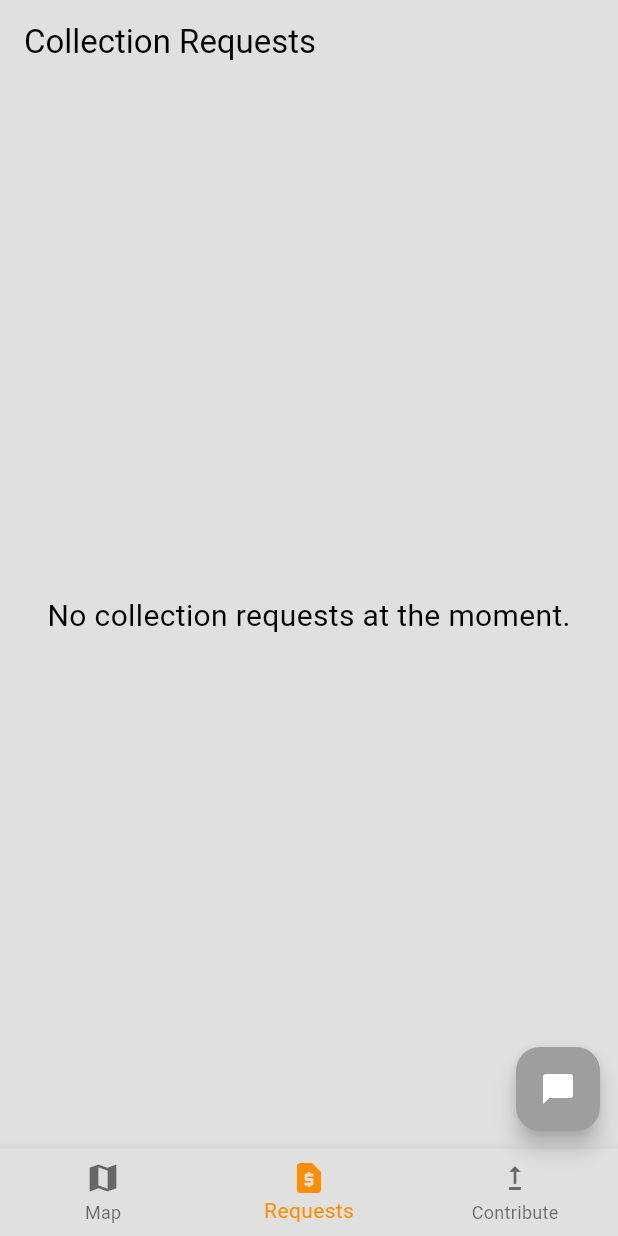
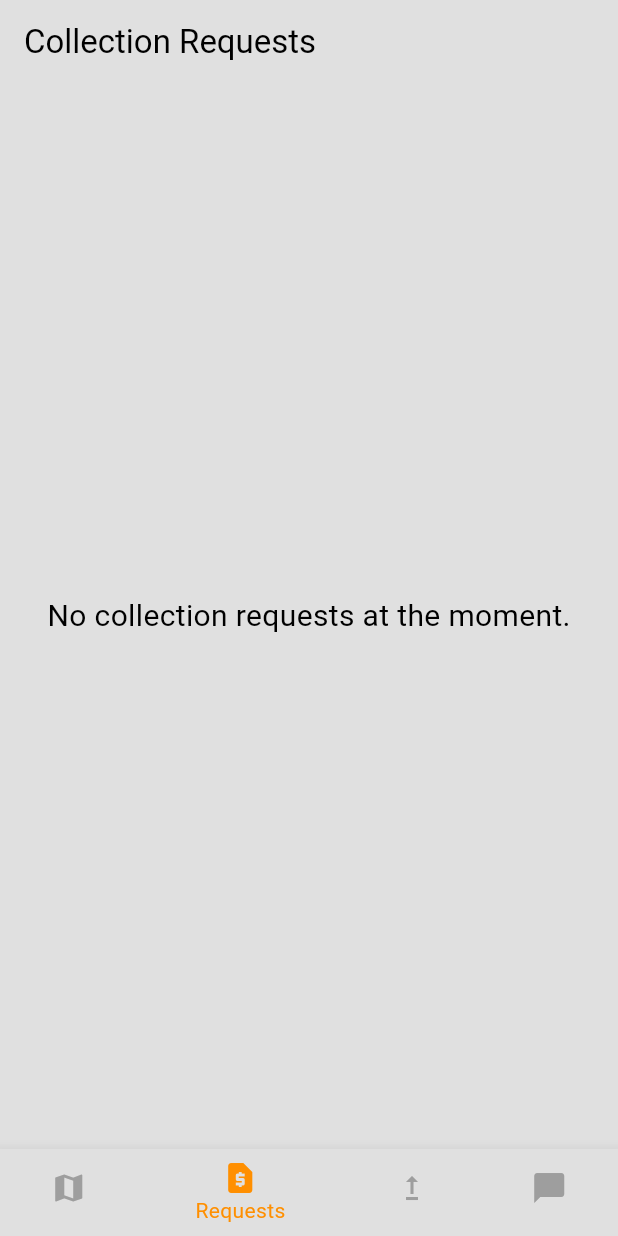
Before and after one commit to rkareem2/Clean-Cycle_flutter-app, a Flutter app: the screen it shows once a user with an empty profile is signed in, item 2 of the bottom bar chosen, on a phone screen of 412 x 824 dp. Run offline on Flutter 3.47's test engine with Material 3 defaults, Android fonts, the phone set to English and light mode, and no system bars; our stand-ins replace cloud_firestore, firebase_auth, firebase_core, get, google_generative_ai, google_maps_flutter; accounts and stored records are empty.

Commit message:
Chat bot fix and some cleanup

```diff
--- a/clean_cycle/lib/components/chatbot.dart
+++ b/clean_cycle/lib/components/chatbot.dart
@@ -17,7 +17,7 @@ class ChatbotSection extends StatefulWidget {
 
 class _ChatbotSectionState extends State<ChatbotSection> {
   final TextEditingController _controller = TextEditingController();
-  final List<Map<String, dynamic>> _messages = [];
+  final List<Map<String, dynamic>> _messages = [{'text': "Hi, I'm Gemini. Ask me something...", 'isUserMessage': false}];
 
   void _sendMessage() {
     if (_controller.text.isNotEmpty) {
@@ -51,7 +51,6 @@ class _ChatbotSectionState extends State<ChatbotSection> {
     return Container(
       padding: const EdgeInsets.all(15),
       margin: const EdgeInsets.fromLTRB(20, 50, 20, 10),
-      color: Colors.grey[200],
       child: Column(
         children: [
           Expanded(
--- a/clean_cycle/lib/pages/Collection_Request.dart
+++ b/clean_cycle/lib/pages/Collection_Request.dart
@@ -9,8 +9,8 @@ class CollectionRequestsPage extends StatelessWidget {
       appBar: AppBar(
         title: const Text('Collection Requests'),
       ),
-      body: Center(
-        child: const Text(
+      body: const Center(
+        child: Text(
           'No collection requests at the moment.',
           style: TextStyle(fontSize: 20),
         ),
--- a/clean_cycle/lib/pages/Home_page.dart
+++ b/clean_cycle/lib/pages/Home_page.dart
@@ -15,18 +15,12 @@ class HomePage extends StatefulWidget {
 
 class _HomePageState extends State<HomePage> {
   int _selectedIndex = 0;
-  bool _isChatVisible = false;
 
-  void _toggleChatVisibility() {
-    setState(() {
-      _isChatVisible = !_isChatVisible;
-    });
-  }
-
-  final List<Widget> _pages = [
+  final List<Widget> _pages = const [
     GoogleMapPage(),
     CollectionRequestsPage(),
     ContributePage(),
+    ChatbotSection()
     // Add more pages if needed
   ];
 
@@ -40,12 +34,6 @@ class _HomePageState extends State<HomePage> {
   Widget build(BuildContext context) {
     return Scaffold(
       body: _pages[_selectedIndex],
-      floatingActionButton: FloatingActionButton(
-        onPressed: _toggleChatVisibility,
-        tooltip: (_isChatVisible ? 'Hide Chat' : 'Ask Gemini'),
-        child: const Icon(Icons.chat_bubble),
-      ),
-      floatingActionButtonLocation: FloatingActionButtonLocation.miniEndFloat,
       drawer: const MyDrawer(),
       bottomNavigationBar: BottomNavigationBar(
         items: const <BottomNavigationBarItem>[
@@ -61,9 +49,14 @@ class _HomePageState extends State<HomePage> {
             icon: Icon(Icons.upgrade_sharp),
             label: 'Contribute',
           ),
+          BottomNavigationBarItem(
+            icon: Icon(Icons.chat_bubble),
+            label: 'Ask Gemini',
+          ),
         ],
         currentIndex: _selectedIndex,
         selectedItemColor: Colors.amber[800],
+        unselectedItemColor: Colors.grey,
         onTap: _onItemTapped,
       ),
     );
--- a/clean_cycle/lib/pages/map.dart
+++ b/clean_cycle/lib/pages/map.dart
@@ -1,7 +1,9 @@
+import 'package:clean_cycle/Themes/theme_provider.dart';
 import 'package:clean_cycle/components/my_drawer.dart';
 import 'package:flutter/material.dart';
 // ignore: depend_on_referenced_packages
 import 'package:google_maps_flutter/google_maps_flutter.dart';
+import 'package:provider/provider.dart';
 
 void main() {
   runApp(const GoogleMapPage());
@@ -25,13 +27,7 @@ class _MyAppState extends State<GoogleMapPage> {
 
   @override
   Widget build(BuildContext context) {
-    return MaterialApp(
-      debugShowCheckedModeBanner: false,
-      theme: ThemeData(
-        useMaterial3: true,
-        colorSchemeSeed: Colors.green[700],
-      ),
-      home: Scaffold(
+    return Scaffold(
       appBar: AppBar(
         title: const Text('Map Page'),
       ),
@@ -42,7 +38,6 @@ class _MyAppState extends State<GoogleMapPage> {
           zoom: 11.0,
         ),
       ),
-      ),
     );
   }
 }
```
Lines whose indentation alone changed are shown as unchanged.
